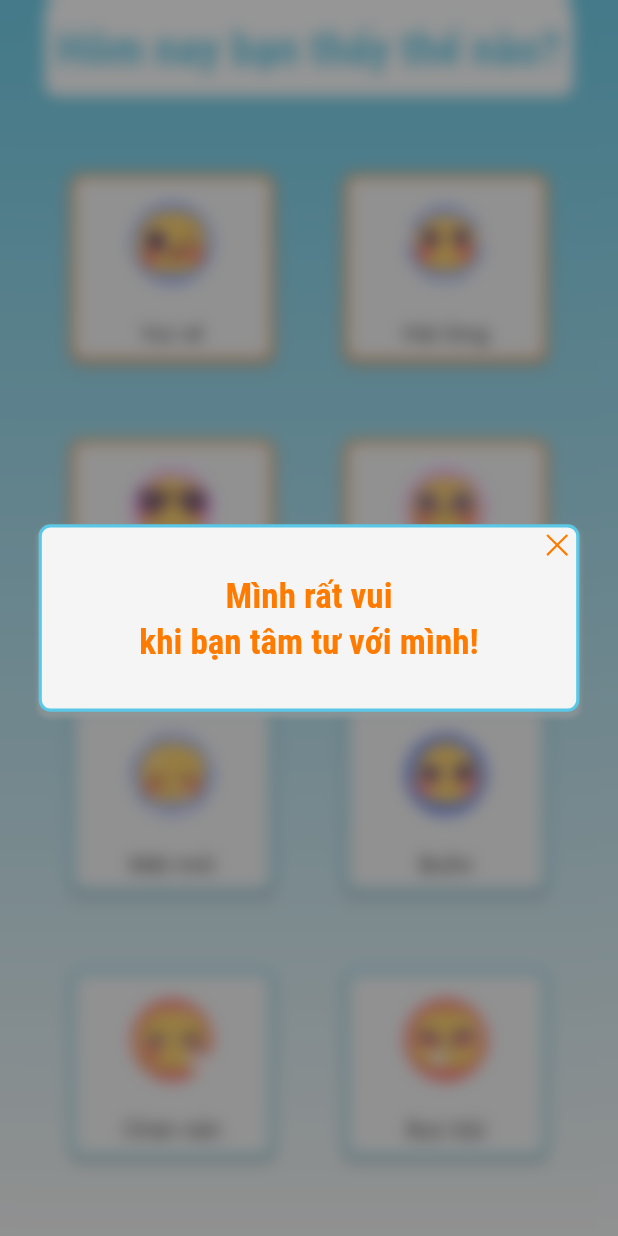
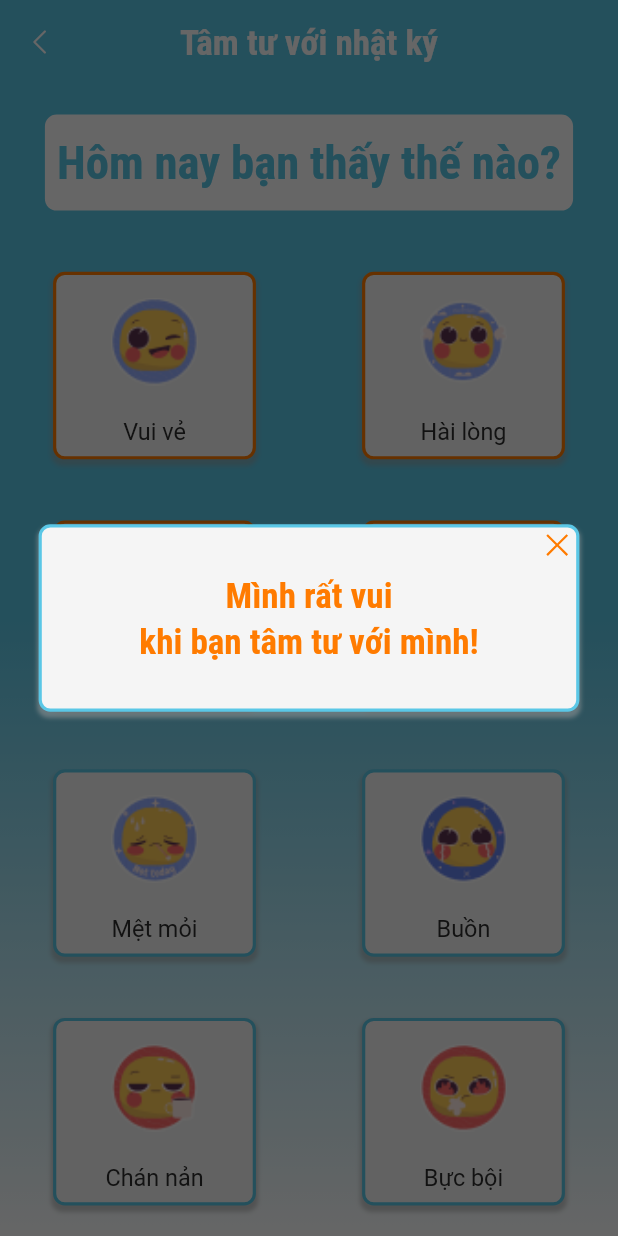
Before and after one commit to MinhTran0311/CovidDiary, a Flutter app: the EmotionReport screen opened directly, after a tap on "Vui vẻ", on a phone screen of 412 x 824 dp. Run offline on Flutter 3.47's test engine with Material 2 defaults, Android fonts, the phone set to English and light mode, and no system bars; our stand-ins replace flutter_screenutil, flutter_svg, jiffy, mask_text_input_formatter, modal_bottom_sheet, photo_view and 2 more; accounts and stored records are empty.

Commit message:
use provided darken screen

```diff
--- a/lib/core/HealthDiary/health_report.dart
+++ b/lib/core/HealthDiary/health_report.dart
@@ -7,19 +7,21 @@ import 'package:flutter_svg/flutter_svg.dart';
 import 'package:src/commons/l10n/generated/l10n.dart';
 import 'package:src/core/HealthDiary/symptom_report.dart';
 import 'package:src/commons/themes/theme.dart';
+import 'package:src/widgets/app_bar.dart';
 import 'package:src/widgets/button/outline_button.dart' as btn;
+import 'package:src/widgets/input_field/gradient_background.dart';
+import 'package:src/commons/navigators/navigator.dart';
 
-class _EmotionReport extends StatelessWidget {
+class EmotionReport extends StatelessWidget {
   /// buttonColor: the color of the button
   /// height: the height of the button
   /// width: the width of the button
   /// buttonText: the text on the button. If you use child widget, don't fill this field
   /// child: the child widget of the button. Mutually exclusive with buttonText.
   /// fontColor: the font color of the text. defaults to black.
-  const _EmotionReport({
-    Key? key,
-    required this.onPressed,
-  }) : super(key: key);
+  const EmotionReport({Key? key}) : super(key: key);
+
+  static const String closeSvg = "assets/svg/icon/close-r.svg";
 
   static List<String> iconList = [
     "assets/svg/icon/wink.png",
@@ -42,10 +44,79 @@ class _EmotionReport extends StatelessWidget {
     S.current.health_report_emotion_8,
   ];
 
-  final void Function(int) onPressed;
+  void onNext(BuildContext context) {
+    Navigator.push(
+        context,
+        MaterialPageRoute(
+          builder: (context) => SymptomReport(),
+        ));
+  }
 
-  @override
-  Widget build(BuildContext context) {
+  Widget getResponseMessage(BuildContext context, bool isPositive) {
+    return Row(
+      children: [
+        Spacer(),
+        Flexible(
+          flex: 14,
+          child: GestureDetector(
+            child: Center(
+              child: Container(
+                height: 128.h,
+                decoration: BoxDecoration(
+                  boxShadow: [
+                    BoxShadow(
+                      color: Colors.grey.withOpacity(0.5),
+                      spreadRadius: 1.r,
+                      blurRadius: 1.5.r,
+                      offset: Offset(0, 3), // changes position of shadow
+                    ),
+                  ],
+                  border: Border.all(
+                      width: 2.w,
+                      color: isPositive
+                          ? getCustomColor().primary
+                          : getCustomColor().secondary),
+                  color: getCustomColor().background,
+                  borderRadius: BorderRadius.circular(8.r),
+                ),
+                child: Stack(
+                  children: [
+                    Center(
+                      child: Text(
+                        isPositive
+                            ? S.current.health_report_response_positive
+                            : S.current.health_report_response_negative,
+                        style: Theme.of(context).textTheme.headline5!.copyWith(
+                            color: isPositive
+                                ? getCustomColor().secondary
+                                : getCustomColor().primary),
+                        textAlign: TextAlign.center,
+                      ),
+                    ),
+                    Align(
+                      alignment: Alignment.topRight,
+                      child: SvgPicture.asset(
+                        closeSvg,
+                        height: 24.h,
+                        width: 24.w,
+                        color: isPositive
+                            ? getCustomColor().secondary
+                            : getCustomColor().primary,
+                      ),
+                    ),
+                  ],
+                ),
+              ),
+            ),
+            onTap: () => navigateTo(SymptomReport(), context),
+          ),
+        ),
+        Spacer()
+      ],
+    );
+  }
+
+  List<Widget> getButtons(BuildContext context) {
     List<Widget> items = [];
     for (int i = 0; i < 8; i++) {
       items.add(
@@ -53,7 +124,10 @@ class _EmotionReport extends StatelessWidget {
         Center(
           child: btn.OutlineButton(
             isAccent: i < 4,
-            onPressed: () => onPressed(i),
+            onPressed: () => showCustomDialog(
+              context,
+              getResponseMessage(context, i < 4),
+            ),
             child: Stack(
               children: [
                 Container(
@@ -81,20 +155,22 @@ class _EmotionReport extends StatelessWidget {
         ),
       );
     }
+    return items;
+  }
 
-    return Stack(
-      textDirection: TextDirection.ltr,
-      children: [
-        Container(
-          decoration: BoxDecoration(
-            gradient: LinearGradient(
-              colors: getCustomColor().bgGradient,
-              begin: Alignment.topCenter,
-              end: Alignment.bottomCenter,
+  @override
+  Widget build(BuildContext context) {
+    List<Widget> items = getButtons(context);
+
+    return GradientBackGround(
+      child: Scaffold(
+        backgroundColor: Colors.transparent,
+        appBar: AppBarCustom(
+          context: context,
+          title: "Tâm tư với nhật ký",
         ),
-          ),
-        ),
-        Column(
+        body: Column(
+          mainAxisAlignment: MainAxisAlignment.spaceAround,
           children: [
             Row(
               children: [
@@ -118,163 +194,37 @@ class _EmotionReport extends StatelessWidget {
                 Expanded(child: Container()),
               ],
             ),
-            Expanded(child: Container()),
-            Row(children: [
-              Expanded(child: Container()),
+            Row(
+              mainAxisAlignment: MainAxisAlignment.spaceAround,
+              children: [
                 items[0],
-              Expanded(child: Container()),
                 items[1],
-              Expanded(child: Container()),
-            ]),
-            Expanded(child: Container()),
-            Row(children: [
-              Expanded(child: Container()),
-              items[2],
-              Expanded(child: Container()),
-              items[3],
-              Expanded(child: Container()),
-            ]),
-            Expanded(child: Container()),
-            Row(children: [
-              Expanded(child: Container()),
-              items[4],
-              Expanded(child: Container()),
-              items[5],
-              Expanded(child: Container()),
-            ]),
-            Expanded(child: Container()),
-            Row(children: [
-              Expanded(child: Container()),
-              items[6],
-              Expanded(child: Container()),
-              items[7],
-              Expanded(child: Container()),
-            ]),
-            Expanded(child: Container()),
               ],
             ),
+            Row(
+              mainAxisAlignment: MainAxisAlignment.spaceAround,
+              children: [
+                items[2],
+                items[3],
               ],
-    );
-  }
-}
-
-class EmotionReport extends StatefulWidget {
-  const EmotionReport({
-    Key? key,
-  }) : super(key: key);
-
-  @override
-  _EmotionReportState createState() => _EmotionReportState();
-}
-
-class _EmotionReportState extends State<EmotionReport> {
-  bool? isPositive;
-
-  static const String closeSvg = "assets/svg/icon/close-r.svg";
-
-  void onClick(int value) {
-    // TODO: add to DB
-    setState(() {
-      isPositive = value < 4;
-    });
-  }
-
-  void onNext() {
-    setState(() {
-      isPositive = null;
-    });
-    Navigator.push(
-        context,
-        MaterialPageRoute(
-          builder: (context) => SymptomReport(),
-        ));
-  }
-
-  @override
-  Widget build(BuildContext context) {
-    List<Widget> stackedEntities = [
-      _EmotionReport(
-        onPressed: onClick,
             ),
-    ];
-    if (isPositive != null) {
-      stackedEntities.add(BackdropFilter(
-        filter: ImageFilter.blur(
-          sigmaX: 5,
-          sigmaY: 5,
+            Row(
+              mainAxisAlignment: MainAxisAlignment.spaceAround,
+              children: [
+                items[4],
+                items[5],
+              ],
             ),
-        child: Container(
-          color: getCustomColor().black.withOpacity(0.5),
-        ),
-      ));
-      stackedEntities.add(Row(
+            Row(
+              mainAxisAlignment: MainAxisAlignment.spaceAround,
               children: [
-          Spacer(),
-          Flexible(
-            flex: 14,
-            child: GestureDetector(
-              child: Center(
-                child: Container(
-                  height: 128.h,
-                  decoration: BoxDecoration(
-                    boxShadow: [
-                      BoxShadow(
-                        color: Colors.grey.withOpacity(0.5),
-                        spreadRadius: 1.r,
-                        blurRadius: 1.5.r,
-                        offset: Offset(0, 3), // changes position of shadow
-                      ),
+                items[6],
+                items[7],
               ],
-                    border: Border.all(
-                        width: 2.w,
-                        color: isPositive!
-                            ? getCustomColor().primary
-                            : getCustomColor().secondary),
-                    color: getCustomColor().background,
-                    borderRadius: BorderRadius.circular(8.r),
-                  ),
-                  child: Stack(
-                    children: [
-                      Center(
-                        child: Text(
-                          isPositive!
-                              ? S.current.health_report_response_positive
-                              : S.current.health_report_response_negative,
-                          style: Theme.of(context)
-                              .textTheme
-                              .headline5!
-                              .copyWith(
-                                  color: isPositive!
-                                      ? getCustomColor().secondary
-                                      : getCustomColor().primary),
-                          textAlign: TextAlign.center,
-                        ),
-                      ),
-                      Align(
-                        alignment: Alignment.topRight,
-                        child: SvgPicture.asset(
-                          closeSvg,
-                          height: 24.h,
-                          width: 24.w,
-                          color: isPositive!
-                              ? getCustomColor().secondary
-                              : getCustomColor().primary,
-                        ),
             ),
           ],
         ),
       ),
-              ),
-              onTap: onNext,
-            ),
-          ),
-          Spacer()
-        ],
-      ));
-    }
-
-    return Stack(
-      children: stackedEntities,
     );
   }
 }
```
Also changed, not shown: lib/core/HealthDiary/health_history.dart (added, +58 -0 lines), lib/core/HealthDiary/symptom_detail.dart (+80 -55 lines). Lines whose indentation alone changed are shown as unchanged.
